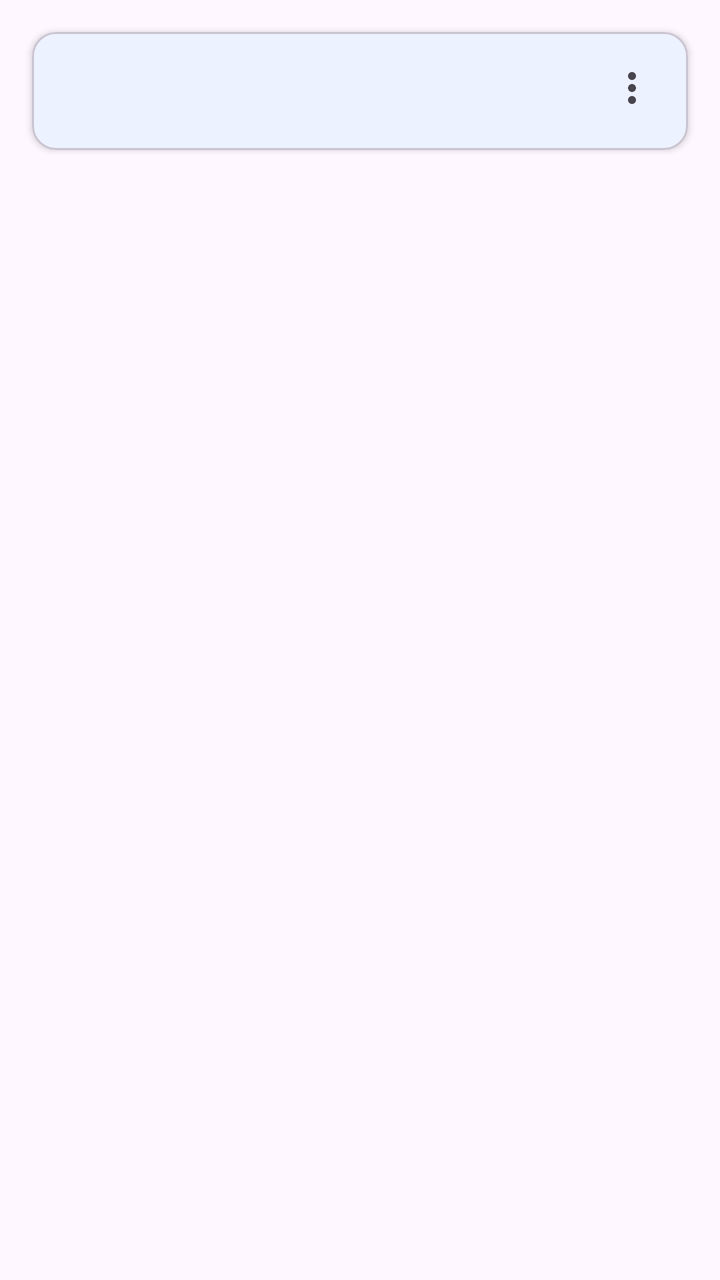
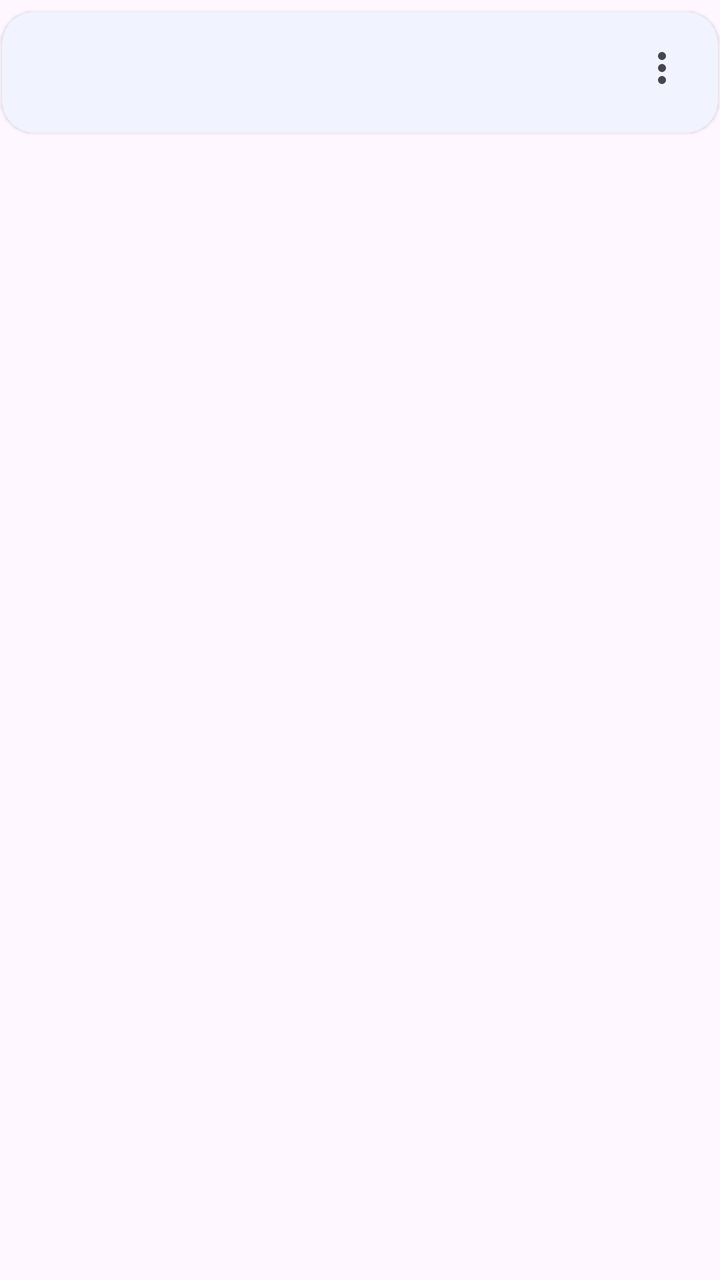

Compare the two renders of this Android layout. The source of the first and the diff that turns it into the second are given below.
<!-- AndroidManifest.xml: application theme Theme.HostOSSI -->
<!-- res/layout/item_project.xml -->
<?xml version="1.0" encoding="utf-8"?>
<androidx.constraintlayout.widget.ConstraintLayout xmlns:android="http://schemas.android.com/apk/res/android"
    android:layout_width="match_parent"
    android:layout_height="match_parent"
    xmlns:app="http://schemas.android.com/apk/res-auto"
    android:clickable="false">

    <com.google.android.material.card.MaterialCardView
        android:id="@+id/projectCard"
        android:layout_width="match_parent"
        android:layout_height="wrap_content"
        android:layout_margin="16dp"
        android:clickable="true"
        android:focusable="true"
        app:cardElevation="2dp"
        app:cardMaxElevation="8dp"
        app:layout_constraintTop_toTopOf="parent">

        <androidx.constraintlayout.widget.ConstraintLayout
            android:layout_width="match_parent"
            android:layout_height="match_parent"
            android:animateLayoutChanges="true">

            <TextView
                android:id="@+id/projectTitle"
                android:layout_width="0dp"
                android:layout_height="wrap_content"
                android:textSize="20sp"
                android:textStyle="bold"
                android:padding="16dp"
                app:layout_constraintTop_toTopOf="parent"
                app:layout_constraintStart_toStartOf="parent"
                app:layout_constraintEnd_toStartOf="@+id/verticalMenu">
            </TextView>
            <EditText
                android:id="@+id/editableProjectTitle"
                android:layout_width="0dp"
                android:layout_height="wrap_content"
                android:textSize="20sp"
                android:textStyle="bold"
                android:padding="16dp"
                android:visibility="gone"
                android:inputType="text"
                android:imeOptions="actionDone"
                android:focusable="true"
                android:focusableInTouchMode="true"
                app:layout_constraintTop_toTopOf="parent"
                app:layout_constraintStart_toStartOf="parent"
                app:layout_constraintEnd_toStartOf="@+id/verticalMenu">

            </EditText>

            <com.google.android.material.card.MaterialCardView
                android:id="@+id/idProjectSelected"
                android:layout_width="wrap_content"
                android:layout_height="wrap_content"
                android:layout_marginTop="15dp"
                android:visibility="gone"
                app:strokeColor="@color/online_back_color"
                app:cardBackgroundColor="@color/online_back_color"
                app:layout_constraintTop_toTopOf="parent"
                app:layout_constraintEnd_toStartOf="@id/verticalMenu"
                app:cardCornerRadius="4dp">
                <TextView
                    android:id="@+id/ProjectSelected"
                    android:layout_width="wrap_content"
                    android:layout_height="wrap_content"
                    android:textSize="12sp"
                    android:text="Selected"
                    android:layout_margin="6dp"
                    app:layout_constraintTop_toTopOf="parent"/>
            </com.google.android.material.card.MaterialCardView>

            <ImageButton
                android:id="@+id/verticalMenu"
                android:layout_width="wrap_content"
                android:layout_height="wrap_content"
                android:padding="16dp"
                app:srcCompat="@drawable/more_vert"
                app:layout_constraintEnd_toEndOf="parent"
                app:layout_constraintTop_toTopOf="parent"
                android:background="?attr/selectableItemBackgroundBorderless"
                app:tint="?android:attr/textColorSecondary">
            </ImageButton>

            <TextView
                android:id="@+id/projectDescription"
                android:layout_width="match_parent"
                android:layout_height="wrap_content"
                android:visibility="gone"
                android:padding="16dp"
                android:textSize="12sp"
                app:layout_constraintStart_toStartOf="parent"
                app:layout_constraintTop_toBottomOf="@+id/projectTitle">
            </TextView>

            <Button
                android:id="@+id/openProjectButton"
                android:layout_width="wrap_content"
                android:layout_height="wrap_content"
                android:visibility="gone"
                android:text="Open Project"
                android:padding="16dp"
                android:layout_margin="10dp"
                app:layout_constraintEnd_toEndOf="parent"
                app:layout_constraintTop_toBottomOf="@+id/projectDescription"
                app:layout_constraintBottom_toBottomOf="parent">
            </Button>


        </androidx.constraintlayout.widget.ConstraintLayout>
    </com.google.android.material.card.MaterialCardView>


</androidx.constraintlayout.widget.ConstraintLayout>
<!-- resources referenced by this layout -->
<resources>
  <color name="online_back_color">#388E3C</color>
  <!-- drawable more_vert (drawable) -->
  <vector xmlns:android="http://schemas.android.com/apk/res/android" android:height="24dp" android:tint="#000000" android:viewportHeight="24" android:viewportWidth="24" android:width="24dp">
        
      <path android:fillColor="@android:color/white" android:pathData="M12,8c1.1,0 2,-0.9 2,-2s-0.9,-2 -2,-2 -2,0.9 -2,2 0.9,2 2,2zM12,10c-1.1,0 -2,0.9 -2,2s0.9,2 2,2 2,-0.9 2,-2 -0.9,-2 -2,-2zM12,16c-1.1,0 -2,0.9 -2,2s0.9,2 2,2 2,-0.9 2,-2 -0.9,-2 -2,-2z"/>
      
  </vector>
  <style name="Theme.HostOSSI" parent="Base.Theme.HostOSSI" />
  <style name="Base.Theme.HostOSSI" parent="Theme.Material3.DayNight.NoActionBar">
          
          
          <item name="colorSecondary">@color/accent_color</item>
          <item name="colorPrimary">@color/primary_color</item>
          <item name="colorTertiary">@color/label_color</item>"
  
  
      </style>
  <color name="accent_color">#FF8F00</color>
  <color name="primary_color">#00b8ff</color>
  <color name="label_color">#6A1B9A</color>
</resources>

<!-- the commit's change to res/layout/item_project.xml (unified diff, before → after) -->
@@ -1,7 +1,7 @@
 <?xml version="1.0" encoding="utf-8"?>
 <androidx.constraintlayout.widget.ConstraintLayout xmlns:android="http://schemas.android.com/apk/res/android"
     android:layout_width="match_parent"
-    android:layout_height="match_parent"
+    android:layout_height="wrap_content"
     xmlns:app="http://schemas.android.com/apk/res-auto"
     android:clickable="false">
 
@@ -9,11 +9,16 @@
         android:id="@+id/projectCard"
         android:layout_width="match_parent"
         android:layout_height="wrap_content"
-        android:layout_margin="16dp"
+        android:layout_marginStart="1dp"
+        android:layout_marginTop="6dp"
+        android:layout_marginEnd="1dp"
+        android:layout_marginBottom="6dp"
         android:clickable="true"
         android:focusable="true"
-        app:cardElevation="2dp"
+        app:cardElevation="1dp"
         app:cardMaxElevation="8dp"
+        app:cardCornerRadius="16dp"
+        app:strokeWidth="0dp"
         app:layout_constraintTop_toTopOf="parent">
 
         <androidx.constraintlayout.widget.ConstraintLayout
@@ -25,9 +30,12 @@
                 android:id="@+id/projectTitle"
                 android:layout_width="0dp"
                 android:layout_height="wrap_content"
-                android:textSize="20sp"
+                android:textSize="18sp"
                 android:textStyle="bold"
-                android:padding="16dp"
+                android:paddingStart="18dp"
+                android:paddingTop="18dp"
+                android:paddingEnd="12dp"
+                android:paddingBottom="18dp"
                 app:layout_constraintTop_toTopOf="parent"
                 app:layout_constraintStart_toStartOf="parent"
                 app:layout_constraintEnd_toStartOf="@+id/verticalMenu">
@@ -36,19 +44,79 @@
                 android:id="@+id/editableProjectTitle"
                 android:layout_width="0dp"
                 android:layout_height="wrap_content"
-                android:textSize="20sp"
+                android:layout_marginStart="16dp"
+                android:layout_marginTop="8dp"
+                android:layout_marginEnd="16dp"
+                android:hint="Project name"
+                android:textSize="18sp"
                 android:textStyle="bold"
-                android:padding="16dp"
+                android:padding="12dp"
                 android:visibility="gone"
                 android:inputType="text"
-                android:imeOptions="actionDone"
+                android:imeOptions="actionNext"
                 android:focusable="true"
                 android:focusableInTouchMode="true"
                 app:layout_constraintTop_toTopOf="parent"
                 app:layout_constraintStart_toStartOf="parent"
-                app:layout_constraintEnd_toStartOf="@+id/verticalMenu">
+                app:layout_constraintEnd_toEndOf="parent">
 
             </EditText>
+
+            <com.google.android.material.textfield.TextInputLayout
+                android:id="@+id/projectDescriptionInput"
+                style="@style/Widget.Material3.TextInputLayout.OutlinedBox"
+                android:layout_width="0dp"
+                android:layout_height="wrap_content"
+                android:layout_marginStart="16dp"
+                android:layout_marginTop="8dp"
+                android:layout_marginEnd="16dp"
+                android:hint="Project description"
+                android:visibility="gone"
+                app:layout_constraintEnd_toEndOf="parent"
+                app:layout_constraintStart_toStartOf="parent"
+                app:layout_constraintTop_toBottomOf="@id/editableProjectTitle">
+
+                <com.google.android.material.textfield.TextInputEditText
+                    android:id="@+id/editableProjectDescription"
+                    android:layout_width="match_parent"
+                    android:layout_height="wrap_content"
+                    android:imeOptions="actionDone"
+                    android:inputType="textCapSentences|textMultiLine"
+                    android:maxLines="4"
+                    android:minLines="2"
+                    android:textSize="14sp" />
+            </com.google.android.material.textfield.TextInputLayout>
+
+            <LinearLayout
+                android:id="@+id/projectEditActions"
+                android:layout_width="wrap_content"
+                android:layout_height="wrap_content"
+                android:layout_marginTop="4dp"
+                android:layout_marginEnd="10dp"
+                android:layout_marginBottom="8dp"
+                android:gravity="center_vertical"
+                android:orientation="horizontal"
+                android:visibility="gone"
+                app:layout_constraintBottom_toBottomOf="parent"
+                app:layout_constraintEnd_toEndOf="parent"
+                app:layout_constraintTop_toBottomOf="@id/projectDescriptionInput">
+
+                <com.google.android.material.button.MaterialButton
+                    android:id="@+id/cancelProjectEdit"
+                    style="@style/Widget.Material3.Button.TextButton"
+                    android:layout_width="wrap_content"
+                    android:layout_height="wrap_content"
+                    android:text="Cancel"
+                    android:textAllCaps="false" />
+
+                <com.google.android.material.button.MaterialButton
+                    android:id="@+id/saveProjectEdit"
+                    android:layout_width="wrap_content"
+                    android:layout_height="wrap_content"
+                    android:layout_marginStart="4dp"
+                    android:text="Save"
+                    android:textAllCaps="false" />
+            </LinearLayout>
 
             <com.google.android.material.card.MaterialCardView
                 android:id="@+id/idProjectSelected"
@@ -60,7 +128,7 @@
                 app:cardBackgroundColor="@color/online_back_color"
                 app:layout_constraintTop_toTopOf="parent"
                 app:layout_constraintEnd_toStartOf="@id/verticalMenu"
-                app:cardCornerRadius="4dp">
+                app:cardCornerRadius="14dp">
                 <TextView
                     android:id="@+id/ProjectSelected"
                     android:layout_width="wrap_content"
@@ -85,27 +153,62 @@
 
             <TextView
                 android:id="@+id/projectDescription"
-                android:layout_width="match_parent"
-                android:layout_height="wrap_content"
-                android:visibility="gone"
-                android:padding="16dp"
-                android:textSize="12sp"
-                app:layout_constraintStart_toStartOf="parent"
+                android:layout_width="0dp"
+                android:layout_height="wrap_content"
+                android:visibility="gone"
+                android:paddingStart="18dp"
+                android:paddingEnd="18dp"
+                android:paddingBottom="14dp"
+                android:textColor="?android:attr/textColorSecondary"
+                android:textSize="13sp"
+                app:layout_constraintStart_toStartOf="parent"
+                app:layout_constraintEnd_toEndOf="parent"
                 app:layout_constraintTop_toBottomOf="@+id/projectTitle">
             </TextView>
 
-            <Button
+            <LinearLayout
+                android:id="@+id/moduleSummary"
+                android:layout_width="0dp"
+                android:layout_height="wrap_content"
+                android:orientation="vertical"
+                android:paddingStart="18dp"
+                android:paddingEnd="18dp"
+                android:paddingBottom="4dp"
+                android:visibility="gone"
+                app:layout_constraintEnd_toEndOf="parent"
+                app:layout_constraintStart_toStartOf="parent"
+                app:layout_constraintTop_toBottomOf="@id/projectDescription">
+
+                <TextView
+                    android:id="@+id/moduleCountLabel"
+                    android:layout_width="wrap_content"
+                    android:layout_height="wrap_content"
+                    android:textColor="?android:attr/textColorSecondary"
+                    android:textSize="10sp"
+                    android:textStyle="bold" />
+
+                <com.google.android.material.chip.ChipGroup
+                    android:id="@+id/moduleBadges"
+                    android:layout_width="match_parent"
+                    android:layout_height="wrap_content"
+                    android:layout_marginTop="6dp"
+                    app:chipSpacingHorizontal="6dp"
+                    app:chipSpacingVertical="4dp"
+                    app:singleLine="false" />
+            </LinearLayout>
+
+            <com.google.android.material.button.MaterialButton
                 android:id="@+id/openProjectButton"
                 android:layout_width="wrap_content"
                 android:layout_height="wrap_content"
                 android:visibility="gone"
                 android:text="Open Project"
-                android:padding="16dp"
+                android:textAllCaps="false"
                 android:layout_margin="10dp"
-                app:layout_constraintEnd_toEndOf="parent"
-                app:layout_constraintTop_toBottomOf="@+id/projectDescription"
-                app:layout_constraintBottom_toBottomOf="parent">
-            </Button>
+                style="@style/Widget.Material3.Button.TonalButton"
+                app:layout_constraintEnd_toEndOf="parent"
+                app:layout_constraintTop_toBottomOf="@id/moduleSummary"
+                app:layout_constraintBottom_toBottomOf="parent" />
 
 
         </androidx.constraintlayout.widget.ConstraintLayout>
